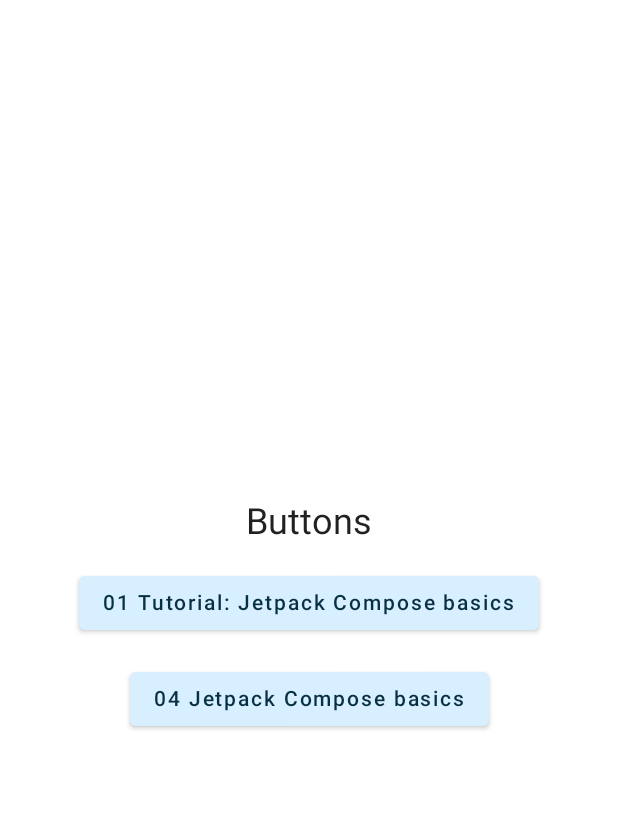
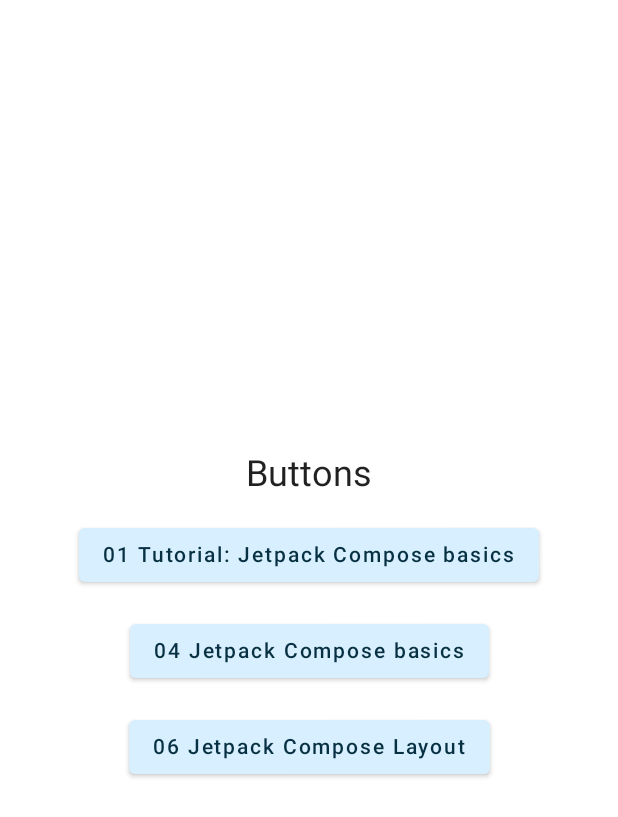
Before and after one commit to irfansefa/Compose-Tutorial, an Android app built with Jetpack Compose: the screen it shows after launch (MainActivity), on a phone screen of 412 x 824 dp. Shown: the top 817 px of the screen. Run offline under Robolectric (Android 15) with nearby library versions, the phone set to English and light mode, and no system bars.

Commit message:
06 Layouts in JetPack Compose: Prepare

```diff
--- a/app/src/main/AndroidManifest.xml
+++ b/app/src/main/AndroidManifest.xml
@@ -26,6 +26,9 @@
         <activity
             android:name=".JetpackComposeBasicsFour"
             android:theme="@style/Theme.ComposeTutorial.NoActionBar" />
+        <activity
+            android:name=".JetPackComposeLayoutSix"
+            android:theme="@style/Theme.ComposeTutorial.NoActionBar" />
     </application>
 
 </manifest>
--- a/app/src/main/java/com/moonstarit/composetutorial/MainActivity.kt
+++ b/app/src/main/java/com/moonstarit/composetutorial/MainActivity.kt
@@ -54,5 +54,13 @@ fun AllButtons(context: Context) {
         ) {
             Text(text = "04 Jetpack Compose basics")
         }
+        Button(
+            onClick = {
+                context.startActivity(JetPackComposeLayoutSix.createIntent(context))
+            },
+            modifier = Modifier.padding(8.dp),
+        ) {
+            Text(text = "06 Jetpack Compose Layout")
+        }
     }
 }
```
Also changed, not shown: app/src/main/java/com/moonstarit/composetutorial/JetPackComposeLayoutSix.kt (added, +24 -0 lines).
